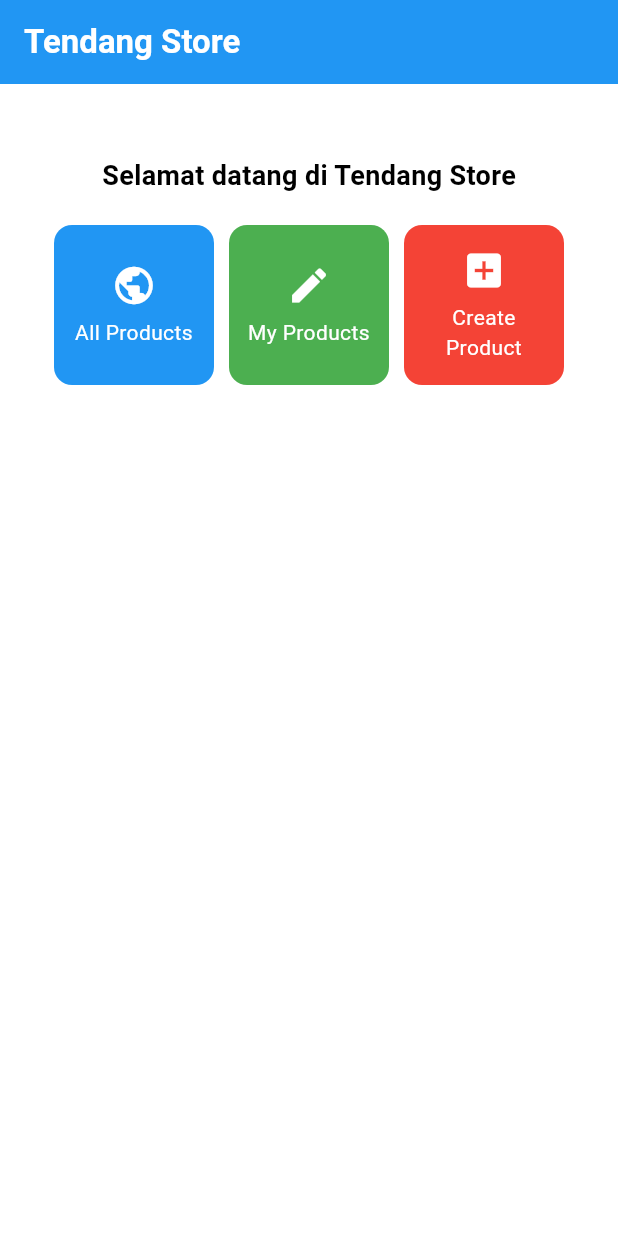
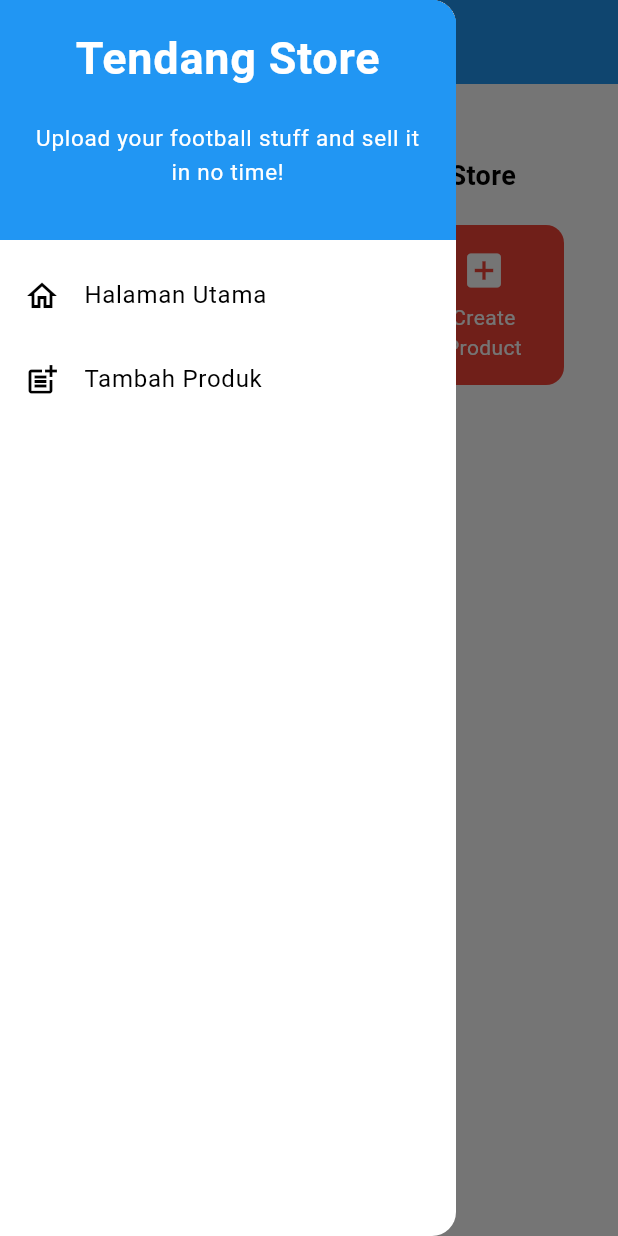
Before and after one commit to r3gulus-4rcturus/tendang-store-mobile, a Flutter app: the screen it shows after launch, with the side drawer open (before the commit the screen has no drawer), on a phone screen of 412 x 824 dp. Run offline on Flutter 3.47's test engine with Material 3 defaults, Android fonts, the light colour scheme and no system bars.

Commit message:
tugas 8 done

```diff
--- /dev/null
+++ b/lib/item_card.dart
@@ -0,0 +1,67 @@
+import 'package:flutter/material.dart';
+import 'package:tendang_store/menu.dart';
+import 'package:tendang_store/product_form.dart';
+
+class ItemCard extends StatelessWidget {
+  // Menampilkan kartu dengan ikon dan nama.
+
+  final ItemHomepage item;
+
+  const ItemCard(this.item, {super.key});
+
+  @override
+  Widget build(BuildContext context) {
+    return Material(
+      // Menentukan warna latar belakang dari tema aplikasi.
+      color: item.color,
+      // Membuat sudut kartu melengkung.
+      borderRadius: BorderRadius.circular(12),
+
+      child: InkWell(
+        // Aksi ketika kartu ditekan.
+        onTap: () {
+          // Menampilkan pesan SnackBar saat kartu ditekan.
+          ScaffoldMessenger.of(context)
+            ..hideCurrentSnackBar()
+            ..showSnackBar(
+              SnackBar(content: Text("Kamu telah menekan tombol ${item.name}!"))
+            );
+
+          // Navigate ke route yang sesuai (tergantung jenis tombol)
+          if (item.name == "Create Product") {
+            // Gunakan Navigator.push untuk melakukan navigasi ke MaterialPageRoute yang mencakup NewsFormPage.
+            Navigator.pushReplacement(
+              context,
+              MaterialPageRoute(
+                builder: (context) => ProductFormPage(),
+              )
+            );
+          }
+        },
+        // Container untuk menyimpan Icon dan Text
+        child: Container(
+          padding: const EdgeInsets.all(8),
+          child: Center(
+            child: Column(
+              // Menyusun ikon dan teks di tengah kartu.
+              mainAxisAlignment: MainAxisAlignment.center,
+              children: [
+                Icon(
+                  item.icon,
+                  color: Colors.white,
+                  size: 30.0,
+                ),
+                const Padding(padding: EdgeInsets.all(3)),
+                Text(
+                  item.name,
+                  textAlign: TextAlign.center,
+                  style: const TextStyle(color: Colors.white),
+                ),
+              ],
+            ),
+          ),
+        ),
+      ),
+    );
+  }
+}
--- /dev/null
+++ b/lib/left_drawer.dart
@@ -0,0 +1,76 @@
+import 'package:flutter/material.dart';
+import 'package:tendang_store/menu.dart';
+import 'package:tendang_store/product_form.dart';
+
+class LeftDrawer extends StatelessWidget {
+  const LeftDrawer({super.key});
+
+  @override
+  Widget build(BuildContext context) {
+    return Drawer(
+      child: ListView(
+        children: [
+          const DrawerHeader(
+            decoration: BoxDecoration(
+              color: Colors.blue,
+            ),
+            child: Column(
+              children: [
+                Text(
+                  'Tendang Store',
+                  textAlign: TextAlign.center,
+                  style: TextStyle(
+                    fontSize: 30,
+                    fontWeight: FontWeight.bold,
+                    color: Colors.white,
+                  ),
+                ),
+                Padding(padding: EdgeInsets.all(10)),
+                Text(
+                  // Tambahkan gaya teks dengan center alignment, font ukuran 15, warna putih, dan weight biasa
+                  "Upload your football stuff and sell it in no time!",
+                  textAlign: TextAlign.center,
+                  style: TextStyle(
+                    fontSize: 15,
+                    color: Colors.white,
+                    fontWeight: FontWeight.normal,
+                  ),
+                ),
+              ],
+            ),
+          ),
+          ListTile(
+            leading: const Icon(Icons.home_outlined),
+            title: const Text('Halaman Utama'),
+            // Bagian redirection ke MyHomePage
+            onTap: () {
+              Navigator.pushReplacement(
+                context,
+                MaterialPageRoute(
+                  builder: (context) => MyHomePage(),
+                )
+              );
+            },
+          ),
+          ListTile(
+            leading: const Icon(Icons.post_add),
+            title: const Text('Tambah Produk'),
+            // Bagian redirection ke ProductFromPage
+            onTap: () {
+              /*
+              Buatlah routing ke ProductFromPage di sini,
+              setelah halaman ProductFromPage sudah dibuat.
+              */
+              Navigator.pushReplacement(
+                context,
+                MaterialPageRoute(
+                  builder: (context) => ProductFormPage(),
+                )
+              );
+            },
+          ),
+        ],
+      ),
+    );
+  }
+}
--- a/lib/menu.dart
+++ b/lib/menu.dart
@@ -1,4 +1,6 @@
 import 'package:flutter/material.dart';
+import 'package:tendang_store/item_card.dart';
+import 'package:tendang_store/left_drawer.dart';
 
 class MyHomePage extends StatelessWidget {
     MyHomePage({super.key}); //sudah ada pada code sebelumnya
@@ -26,6 +28,7 @@ class MyHomePage extends StatelessWidget {
         // Warna latar belakang AppBar diambil dari skema warna tema aplikasi.
         backgroundColor: Theme.of(context).colorScheme.primary,
       ),
+      drawer: LeftDrawer(),
       // Body halaman dengan padding di sekelilingnya.
       body: Padding(
         padding: const EdgeInsets.all(16.0),
@@ -119,56 +122,3 @@ class ItemHomepage {
 
  ItemHomepage(this.name, this.icon, this.color);
 }
-
-class ItemCard extends StatelessWidget {
-  // Menampilkan kartu dengan ikon dan nama.
-
-  final ItemHomepage item;
-
-  const ItemCard(this.item, {super.key});
-
-  @override
-  Widget build(BuildContext context) {
-    return Material(
-      // Menentukan warna latar belakang dari tema aplikasi.
-      color: item.color,
-      // Membuat sudut kartu melengkung.
-      borderRadius: BorderRadius.circular(12),
-
-      child: InkWell(
-        // Aksi ketika kartu ditekan.
-        onTap: () {
-          // Menampilkan pesan SnackBar saat kartu ditekan.
-          ScaffoldMessenger.of(context)
-            ..hideCurrentSnackBar()
-            ..showSnackBar(
-              SnackBar(content: Text("Kamu telah menekan tombol ${item.name}!"))
-            );
-        },
-        // Container untuk menyimpan Icon dan Text
-        child: Container(
-          padding: const EdgeInsets.all(8),
-          child: Center(
-            child: Column(
-              // Menyusun ikon dan teks di tengah kartu.
-              mainAxisAlignment: MainAxisAlignment.center,
-              children: [
-                Icon(
-                  item.icon,
-                  color: Colors.white,
-                  size: 30.0,
-                ),
-                const Padding(padding: EdgeInsets.all(3)),
-                Text(
-                  item.name,
-                  textAlign: TextAlign.center,
-                  style: const TextStyle(color: Colors.white),
-                ),
-              ],
-            ),
-          ),
-        ),
-      ),
-    );
-  }
-}
```
Also changed, not shown: lib/product_form.dart (added, +311 -0 lines).
